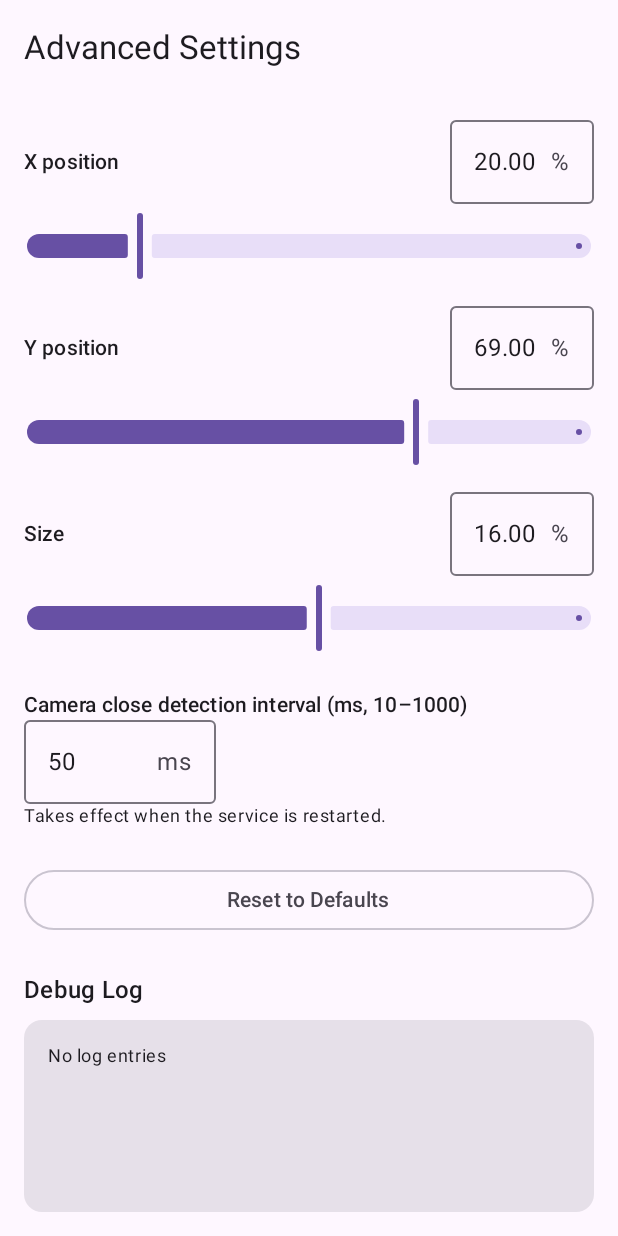
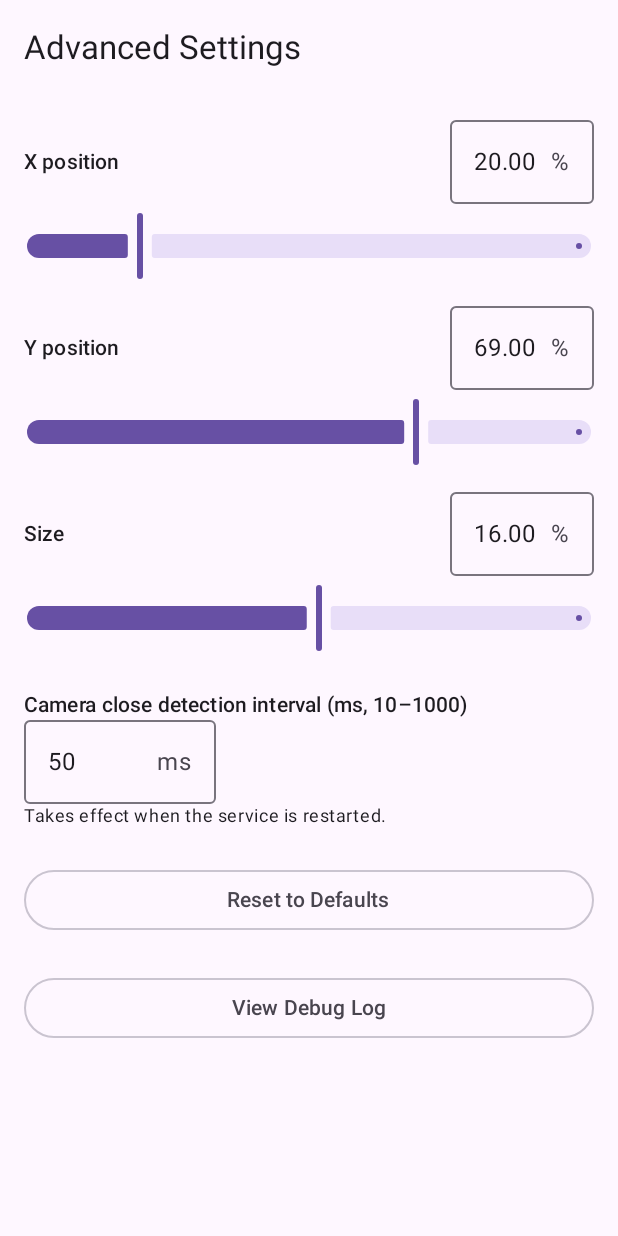
Before and after one commit to aunger/gallery-button-for-pixel-camera, an Android app built with Jetpack Compose: the AdvancedSettingsActivity screen opened directly, with no data from a screen before it, on a phone screen of 412 x 824 dp. Run offline under Robolectric (Android 15) with nearby library versions, the phone set to English and light mode, and no system bars.

Commit message:
Refactor: move debug log viewer to dedicated LogViewerActivity (#83)
Extracts the inline log panel from AdvancedSettingsActivity into a new
LogViewerActivity so the log can occupy its own full screen. The
AdvancedSettingsActivity now shows a "View Debug Log" button that launches
the new activity. Display logic is unchanged (entries shown newest-first).

https://claude.ai/code/session_01SvCeZhTm4m7jLoyyDuyCKs

```diff
--- a/app/src/main/AndroidManifest.xml
+++ b/app/src/main/AndroidManifest.xml
@@ -63,6 +63,11 @@
             android:name=".ui.settings.AdvancedSettingsActivity"
             android:exported="false" />
 
+        <!-- Log Viewer Activity (issue #83) -->
+        <activity
+            android:name=".ui.settings.LogViewerActivity"
+            android:exported="false" />
+
         <!-- Gallery App Picker Activity (can be launched over lock screen camera) -->
         <activity
             android:name=".ui.picker.PickerActivity"
--- a/app/src/main/java/com/gb4pc/ui/settings/AdvancedSettingsActivity.kt
+++ b/app/src/main/java/com/gb4pc/ui/settings/AdvancedSettingsActivity.kt
@@ -1,5 +1,6 @@
 package com.gb4pc.ui.settings
 
+import android.content.Intent
 import android.os.Bundle
 import androidx.activity.ComponentActivity
 import androidx.activity.compose.setContent
@@ -7,7 +8,6 @@ import androidx.compose.foundation.layout.*
 import androidx.compose.foundation.rememberScrollState
 import androidx.compose.foundation.text.KeyboardActions
 import androidx.compose.foundation.text.KeyboardOptions
-import androidx.compose.foundation.text.selection.SelectionContainer
 import androidx.compose.foundation.verticalScroll
 import androidx.compose.material3.*
 import androidx.compose.runtime.*
@@ -25,9 +25,6 @@ import com.gb4pc.data.AspectRatioUtil
 import com.gb4pc.data.OverlayPosition
 import com.gb4pc.data.PrefsManager
 import com.gb4pc.ui.theme.GB4PCTheme
-import com.gb4pc.util.DebugLog
-import java.text.SimpleDateFormat
-import java.util.*
 
 /**
  * Advanced Settings screen (§6.3, UI-10).
@@ -99,15 +96,6 @@ fun AdvancedSettingsScreen(prefsManager: PrefsManager) {
         }
     }
 
-    // M2 fix: live-updating debug log entries via DebugLog listener
-    var debugEntries by remember { mutableStateOf(DebugLog.getEntries()) }
-    DisposableEffect(Unit) {
-        DebugLog.listener = { debugEntries = DebugLog.getEntries() }
-        onDispose { DebugLog.listener = null }
-    }
-
-    val dateFormat = remember { SimpleDateFormat("HH:mm:ss.SSS", Locale.US) }
-
     Scaffold(
         topBar = {
             TopAppBar(title = { Text(stringResource(R.string.advanced_title)) })
@@ -118,6 +106,7 @@ fun AdvancedSettingsScreen(prefsManager: PrefsManager) {
                 .padding(padding)
                 .padding(16.dp)
                 .fillMaxWidth()
+                .verticalScroll(rememberScrollState())
         ) {
             // UI-10.1: Position sliders with text inputs (M4 fix: persist only on commit/onValueChangeFinished)
             Row(
@@ -280,44 +269,12 @@ fun AdvancedSettingsScreen(prefsManager: PrefsManager) {
                 Text(stringResource(R.string.advanced_reset))
             }
 
-            // UI-10.3: Debug log
-            Text(
-                text = stringResource(R.string.advanced_debug_log),
-                style = MaterialTheme.typography.titleMedium,
-                modifier = Modifier.padding(bottom = 8.dp)
-            )
-
-            Card(
-                modifier = Modifier
-                    .fillMaxWidth()
-                    .weight(1f)
+            // UI-10.3: Link to the dedicated log viewer screen (issue #83)
+            OutlinedButton(
+                onClick = { context.startActivity(Intent(context, LogViewerActivity::class.java)) },
+                modifier = Modifier.fillMaxWidth()
             ) {
-                if (debugEntries.isEmpty()) {
-                    Text(
-                        text = "No log entries",
-                        modifier = Modifier.padding(16.dp),
-                        style = MaterialTheme.typography.bodySmall
-                    )
-                } else {
-                    // Column+verticalScroll (not LazyColumn) so SelectionContainer can
-                    // maintain selection state across the full list without items being
-                    // disposed on scroll. 200 short strings have negligible memory cost.
-                    SelectionContainer {
-                        Column(
-                            modifier = Modifier
-                                .verticalScroll(rememberScrollState())
-                                .padding(8.dp)
-                        ) {
-                            for (entry in debugEntries.asReversed()) {
-                                Text(
-                                    text = "${dateFormat.format(Date(entry.timestamp))}  ${entry.message}",
-                                    style = MaterialTheme.typography.bodySmall,
-                                    modifier = Modifier.padding(vertical = 2.dp)
-                                )
-                            }
-                        }
-                    }
-                }
+                Text(stringResource(R.string.advanced_view_log))
             }
         }
 
--- a/app/src/main/res/values/strings.xml
+++ b/app/src/main/res/values/strings.xml
@@ -55,6 +55,12 @@
     <string name="advanced_reset_confirm_title">Reset Position?</string>
     <string name="advanced_reset_confirm_message">This will restore the default overlay position for the current display aspect ratio.</string>
     <string name="advanced_debug_log">Debug Log</string>
+    <string name="advanced_view_log">View Debug Log</string>
+
+    <!-- Log Viewer -->
+    <string name="log_viewer_title">Debug Log</string>
+    <string name="log_viewer_navigate_up">Back</string>
+    <string name="log_viewer_empty">No log entries</string>
 
     <!-- Secure Viewer -->
     <string name="viewer_no_photos">No photos yet — take a picture!</string>
```
Also changed, not shown: app/src/main/java/com/gb4pc/ui/settings/LogViewerActivity.kt (added, +99 -0 lines).
